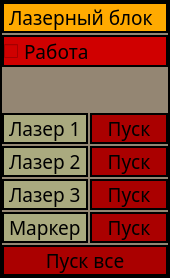
Old version of the form TraineeProjectSource/ui_files/laserblockwindow.ui in the repository orizonti/AstraTraineeProject.
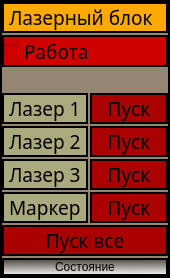
New version of the form. Icons and pictures are not drawn.

What changed in the file:
```diff
--- a/TraineeProjectSource/ui_files/laserblockwindow.ui
+++ b/TraineeProjectSource/ui_files/laserblockwindow.ui
@@ -444,6 +444,24 @@
      </property>
     </widget>
    </item>
+   <item row="10" column="0" colspan="2">
+    <widget class="QPushButton" name="ButStateRequest">
+     <property name="styleSheet">
+      <string notr="true">QPushButton
+{
+	background-color: qlineargradient(spread:pad, x1:0.489, y1:0, x2:0.522, y2:1, stop:0 rgba(0, 0, 0, 140), stop:1 rgba(255, 255, 255, 255));
+}
+QPushButton::pressed
+{
+	background-color: qlineargradient(spread:pad, x1:0.923, y1:0.5, x2:1, y2:1, stop:0 rgba(0, 0, 0, 255), stop:1 rgba(255, 255, 255, 255));
+
+}</string>
+     </property>
+     <property name="text">
+      <string>Состояние</string>
+     </property>
+    </widget>
+   </item>
   </layout>
  </widget>
  <layoutdefault spacing="6" margin="11"/>
```
Left out of the diff: 378 changed lines with no effect on the pictures.
